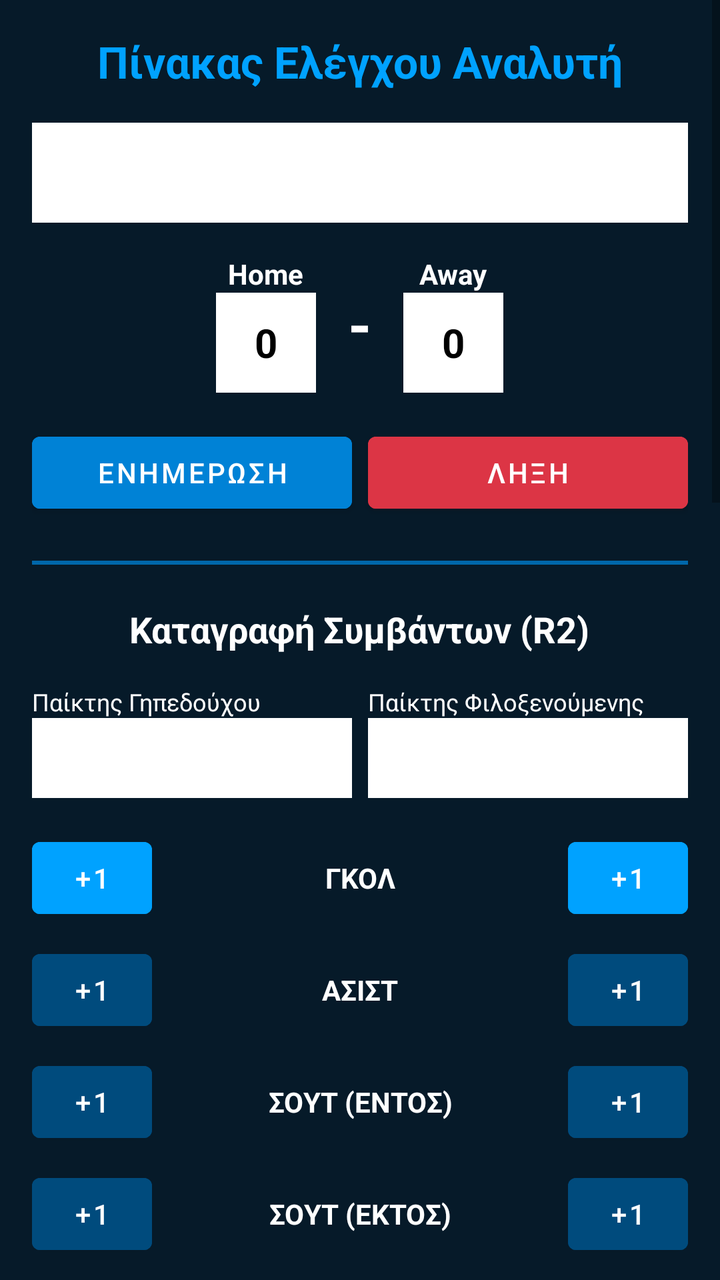
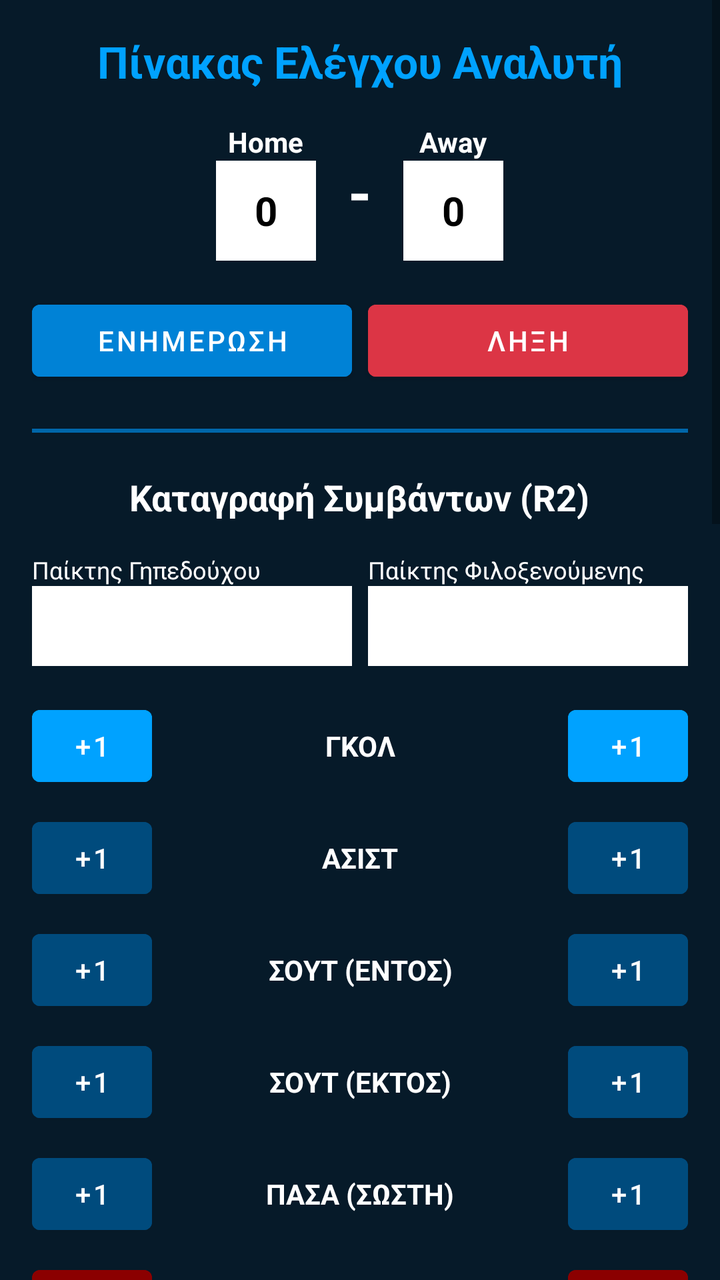

The first picture is an Android layout as it rendered before a commit; the second is the same layout after the commit. The layout source and the unified diff follow.
<!-- AndroidManifest.xml: application theme Theme.Tempproject -->
<!-- res/layout/activity_manage_match.xml -->
<?xml version="1.0" encoding="utf-8"?>
<ScrollView xmlns:android="http://schemas.android.com/apk/res/android"
    xmlns:app="http://schemas.android.com/apk/res-auto"
    android:layout_width="match_parent"
    android:layout_height="match_parent"
    android:background="@color/palette_blue_6"
    android:fillViewport="true">

    <LinearLayout
        android:layout_width="match_parent"
        android:layout_height="wrap_content"
        android:orientation="vertical"
        android:padding="16dp"
        android:gravity="center_horizontal">

        <TextView
            android:layout_width="wrap_content"
            android:layout_height="wrap_content"
            android:text="Πίνακας Ελέγχου Αναλυτή"
            android:textSize="22sp"
            android:textStyle="bold"
            android:textColor="@color/palette_blue_1"
            android:layout_marginBottom="16dp"/>

        <Spinner
            android:id="@+id/matchSpinner"
            android:layout_width="match_parent"
            android:layout_height="50dp"
            android:background="@color/white"
            android:layout_marginBottom="16dp"/>

        <LinearLayout
            android:layout_width="match_parent"
            android:layout_height="wrap_content"
            android:orientation="horizontal"
            android:gravity="center"
            android:layout_marginBottom="16dp">

            <LinearLayout
                android:layout_width="wrap_content"
                android:layout_height="wrap_content"
                android:orientation="vertical"
                android:gravity="center"
                android:layout_marginEnd="16dp">
                <TextView
                    android:id="@+id/homeTeamTxt"
                    android:layout_width="wrap_content"
                    android:layout_height="wrap_content"
                    android:text="Home"
                    android:textColor="@color/white"
                    android:textStyle="bold"/>
                <TextView
                    android:id="@+id/homeScoreInput"
                    android:layout_width="50dp"
                    android:layout_height="50dp"
                    android:text="0"
                    android:gravity="center"
                    android:textSize="20sp"
                    android:textColor="@color/black"
                    android:textStyle="bold"
                    android:background="@color/white"/>
            </LinearLayout>

            <TextView
                android:layout_width="wrap_content"
                android:layout_height="wrap_content"
                android:text="-"
                android:textColor="@color/white"
                android:textSize="30sp"
                android:textStyle="bold"/>

            <LinearLayout
                android:layout_width="wrap_content"
                android:layout_height="wrap_content"
                android:orientation="vertical"
                android:gravity="center"
                android:layout_marginStart="16dp">
                <TextView
                    android:id="@+id/awayTeamTxt"
                    android:layout_width="wrap_content"
                    android:layout_height="wrap_content"
                    android:text="Away"
                    android:textColor="@color/white"
                    android:textStyle="bold"/>
                <TextView
                    android:id="@+id/awayScoreInput"
                    android:layout_width="50dp"
                    android:layout_height="50dp"
                    android:text="0"
                    android:gravity="center"
                    android:textSize="20sp"
                    android:textColor="@color/black"
                    android:textStyle="bold"
                    android:background="@color/white"/>
            </LinearLayout>
        </LinearLayout>

        <LinearLayout
            android:layout_width="match_parent"
            android:layout_height="wrap_content"
            android:orientation="horizontal">
            <Button
                android:id="@+id/btnUpdateScore"
                android:layout_width="0dp"
                android:layout_height="wrap_content"
                android:layout_weight="1"
                android:layout_marginEnd="4dp"
                android:text="Ενημερωση"
                android:backgroundTint="@color/palette_blue_2"/>
            <Button
                android:id="@+id/btnFinishMatch"
                android:layout_width="0dp"
                android:layout_height="wrap_content"
                android:layout_weight="1"
                android:layout_marginStart="4dp"
                android:text="Ληξη"
                android:backgroundTint="#dc3545"/>
        </LinearLayout>

        <View android:layout_width="match_parent" android:layout_height="2dp" android:background="@color/palette_blue_3" android:layout_marginTop="20dp" android:layout_marginBottom="20dp"/>

        <TextView
            android:layout_width="wrap_content"
            android:layout_height="wrap_content"
            android:text="Καταγραφή Συμβάντων (R2)"
            android:textColor="@color/white"
            android:textSize="18sp"
            android:textStyle="bold"
            android:layout_marginBottom="16dp"/>

        <LinearLayout
            android:layout_width="match_parent"
            android:layout_height="wrap_content"
            android:orientation="horizontal"
            android:layout_marginBottom="16dp">

            <LinearLayout
                android:layout_width="0dp"
                android:layout_height="wrap_content"
                android:layout_weight="1"
                android:orientation="vertical"
                android:layout_marginEnd="4dp">
                <TextView android:layout_width="wrap_content" android:layout_height="wrap_content" android:text="Παίκτης Γηπεδούχου" android:textColor="@color/white" android:textSize="12sp"/>
                <Spinner android:id="@+id/spinnerHomePlayer" android:layout_width="match_parent" android:layout_height="40dp" android:background="@color/white"/>
            </LinearLayout>

            <LinearLayout
                android:layout_width="0dp"
                android:layout_height="wrap_content"
                android:layout_weight="1"
                android:orientation="vertical"
                android:layout_marginStart="4dp">
                <TextView android:layout_width="wrap_content" android:layout_height="wrap_content" android:text="Παίκτης Φιλοξενούμενης" android:textColor="@color/white" android:textSize="12sp"/>
                <Spinner android:id="@+id/spinnerAwayPlayer" android:layout_width="match_parent" android:layout_height="40dp" android:background="@color/white"/>
            </LinearLayout>
        </LinearLayout>

        <LinearLayout android:layout_width="match_parent" android:layout_height="wrap_content" android:orientation="horizontal" android:gravity="center" android:layout_marginBottom="8dp">
            <Button android:id="@+id/btnHomeGoal" android:layout_width="60dp" android:layout_height="wrap_content" android:text="+1" android:backgroundTint="@color/palette_blue_1"/>
            <TextView android:layout_width="0dp" android:layout_height="wrap_content" android:layout_weight="1" android:text="ΓΚΟΛ" android:textColor="@color/white" android:gravity="center" android:textStyle="bold"/>
            <Button android:id="@+id/btnAwayGoal" android:layout_width="60dp" android:layout_height="wrap_content" android:text="+1" android:backgroundTint="@color/palette_blue_1"/>
        </LinearLayout>

        <LinearLayout android:layout_width="match_parent" android:layout_height="wrap_content" android:orientation="horizontal" android:gravity="center" android:layout_marginBottom="8dp">
            <Button android:id="@+id/btnHomeAssist" android:layout_width="60dp" android:layout_height="wrap_content" android:text="+1" android:backgroundTint="@color/palette_blue_4"/>
            <TextView android:layout_width="0dp" android:layout_height="wrap_content" android:layout_weight="1" android:text="ΑΣΙΣΤ" android:textColor="@color/white" android:gravity="center" android:textStyle="bold"/>
            <Button android:id="@+id/btnAwayAssist" android:layout_width="60dp" android:layout_height="wrap_content" android:text="+1" android:backgroundTint="@color/palette_blue_4"/>
        </LinearLayout>

        <LinearLayout android:layout_width="match_parent" android:layout_height="wrap_content" android:orientation="horizontal" android:gravity="center" android:layout_marginBottom="8dp">
            <Button android:id="@+id/btnHomeShotOn" android:layout_width="60dp" android:layout_height="wrap_content" android:text="+1" android:backgroundTint="@color/palette_blue_4"/>
            <TextView android:layout_width="0dp" android:layout_height="wrap_content" android:layout_weight="1" android:text="ΣΟΥΤ (ΕΝΤΟΣ)" android:textColor="@color/white" android:gravity="center" android:textStyle="bold"/>
            <Button android:id="@+id/btnAwayShotOn" android:layout_width="60dp" android:layout_height="wrap_content" android:text="+1" android:backgroundTint="@color/palette_blue_4"/>
        </LinearLayout>

        <LinearLayout android:layout_width="match_parent" android:layout_height="wrap_content" android:orientation="horizontal" android:gravity="center" android:layout_marginBottom="8dp">
            <Button android:id="@+id/btnHomeShotOff" android:layout_width="60dp" android:layout_height="wrap_content" android:text="+1" android:backgroundTint="@color/palette_blue_4"/>
            <TextView android:layout_width="0dp" android:layout_height="wrap_content" android:layout_weight="1" android:text="ΣΟΥΤ (ΕΚΤΟΣ)" android:textColor="@color/white" android:gravity="center" android:textStyle="bold"/>
            <Button android:id="@+id/btnAwayShotOff" android:layout_width="60dp" android:layout_height="wrap_content" android:text="+1" android:backgroundTint="@color/palette_blue_4"/>
        </LinearLayout>

        <LinearLayout android:layout_width="match_parent" android:layout_height="wrap_content" android:orientation="horizontal" android:gravity="center" android:layout_marginBottom="8dp">
            <Button android:id="@+id/btnHomePassSucc" android:layout_width="60dp" android:layout_height="wrap_content" android:text="+1" android:backgroundTint="@color/palette_blue_4"/>
            <TextView android:layout_width="0dp" android:layout_height="wrap_content" android:layout_weight="1" android:text="ΠΑΣΑ (ΣΩΣΤΗ)" android:textColor="@color/white" android:gravity="center" android:textStyle="bold"/>
            <Button android:id="@+id/btnAwayPassSucc" android:layout_width="60dp" android:layout_height="wrap_content" android:text="+1" android:backgroundTint="@color/palette_blue_4"/>
        </LinearLayout>

        <LinearLayout android:layout_width="match_parent" android:layout_height="wrap_content" android:orientation="horizontal" android:gravity="center" android:layout_marginBottom="8dp">
            <Button android:id="@+id/btnHomePassFail" android:layout_width="60dp" android:layout_height="wrap_content" android:text="+1" android:backgroundTint="#8B0000"/>
            <TextView android:layout_width="0dp" android:layout_height="wrap_content" android:layout_weight="1" android:text="ΚΑΚΗ ΠΑΣΑ" android:textColor="@color/white" android:gravity="center" android:textStyle="bold"/>
            <Button android:id="@+id/btnAwayPassFail" android:layout_width="60dp" android:layout_height="wrap_content" android:text="+1" android:backgroundTint="#8B0000"/>
        </LinearLayout>

        <LinearLayout android:layout_width="match_parent" android:layout_height="wrap_content" android:orientation="horizontal" android:gravity="center" android:layout_marginBottom="8dp">
            <Button android:id="@+id/btnHomeError" android:layout_width="60dp" android:layout_height="wrap_content" android:text="+1" android:backgroundTint="#8B0000"/>
            <TextView android:layout_width="0dp" android:layout_height="wrap_content" android:layout_weight="1" android:text="ΛΑΘΟΣ" android:textColor="@color/white" android:gravity="center" android:textStyle="bold"/>
            <Button android:id="@+id/btnAwayError" android:layout_width="60dp" android:layout_height="wrap_content" android:text="+1" android:backgroundTint="#8B0000"/>
        </LinearLayout>

        <LinearLayout android:layout_width="match_parent" android:layout_height="wrap_content" android:orientation="horizontal" android:gravity="center" android:layout_marginBottom="8dp">
            <Button android:id="@+id/btnHomeTackleSucc" android:layout_width="60dp" android:layout_height="wrap_content" android:text="+1" android:backgroundTint="@color/palette_blue_4"/>
            <TextView android:layout_width="0dp" android:layout_height="wrap_content" android:layout_weight="1" android:text="ΤΑΚΛΙΝ (ΕΠΙΤΥΧΕΣ)" android:textColor="@color/white" android:gravity="center" android:textStyle="bold"/>
            <Button android:id="@+id/btnAwayTackleSucc" android:layout_width="60dp" android:layout_height="wrap_content" android:text="+1" android:backgroundTint="@color/palette_blue_4"/>
        </LinearLayout>

        <LinearLayout android:layout_width="match_parent" android:layout_height="wrap_content" android:orientation="horizontal" android:gravity="center" android:layout_marginBottom="8dp">
            <Button android:id="@+id/btnHomeTackleFail" android:layout_width="60dp" android:layout_height="wrap_content" android:text="+1" android:backgroundTint="#8B0000"/>
            <TextView android:layout_width="0dp" android:layout_height="wrap_content" android:layout_weight="1" android:text="ΤΑΚΛΙΝ (ΧΑΜΕΝΟ)" android:textColor="@color/white" android:gravity="center" android:textStyle="bold"/>
            <Button android:id="@+id/btnAwayTackleFail" android:layout_width="60dp" android:layout_height="wrap_content" android:text="+1" android:backgroundTint="#8B0000"/>
        </LinearLayout>

        <LinearLayout android:layout_width="match_parent" android:layout_height="wrap_content" android:orientation="horizontal" android:gravity="center" android:layout_marginBottom="8dp">
            <Button android:id="@+id/btnHomeCross" android:layout_width="60dp" android:layout_height="wrap_content" android:text="+1" android:backgroundTint="@color/palette_blue_4"/>
            <TextView android:layout_width="0dp" android:layout_height="wrap_content" android:layout_weight="1" android:text="ΣΕΝΤΡΑ (ΕΠΙΤΥΧΗΣ)" android:textColor="@color/white" android:gravity="center" android:textStyle="bold"/>
            <Button android:id="@+id/btnAwayCross" android:layout_width="60dp" android:layout_height="wrap_content" android:text="+1" android:backgroundTint="@color/palette_blue_4"/>
        </LinearLayout>

        <LinearLayout android:layout_width="match_parent" android:layout_height="wrap_content" android:orientation="horizontal" android:gravity="center" android:layout_marginBottom="8dp">
            <Button android:id="@+id/btnHomeCrossFail" android:layout_width="60dp" android:layout_height="wrap_content" android:text="+1" android:backgroundTint="#8B0000"/>
            <TextView android:layout_width="0dp" android:layout_height="wrap_content" android:layout_weight="1" android:text="ΣΕΝΤΡΑ (ΧΑΜΕΝΗ)" android:textColor="@color/white" android:gravity="center" android:textStyle="bold"/>
            <Button android:id="@+id/btnAwayCrossFail" android:layout_width="60dp" android:layout_height="wrap_content" android:text="+1" android:backgroundTint="#8B0000"/>
        </LinearLayout>

        <LinearLayout android:layout_width="match_parent" android:layout_height="wrap_content" android:orientation="horizontal" android:gravity="center" android:layout_marginBottom="8dp">
            <Button android:id="@+id/btnHomeFoulWon" android:layout_width="60dp" android:layout_height="wrap_content" android:text="+1" android:backgroundTint="@color/palette_blue_4"/>
            <TextView android:layout_width="0dp" android:layout_height="wrap_content" android:layout_weight="1" android:text="ΦΑΟΥΛ ΥΠΕΡ" android:textColor="@color/white" android:gravity="center" android:textStyle="bold"/>
            <Button android:id="@+id/btnAwayFoulWon" android:layout_width="60dp" android:layout_height="wrap_content" android:text="+1" android:backgroundTint="@color/palette_blue_4"/>
        </LinearLayout>

        <LinearLayout android:layout_width="match_parent" android:layout_height="wrap_content" android:orientation="horizontal" android:gravity="center" android:layout_marginBottom="8dp">
            <Button android:id="@+id/btnHomeFoul" android:layout_width="60dp" android:layout_height="wrap_content" android:text="+1" android:backgroundTint="@color/palette_blue_4"/>
            <TextView android:layout_width="0dp" android:layout_height="wrap_content" android:layout_weight="1" android:text="ΦΑΟΥΛ ΚΑΤΑ" android:textColor="@color/white" android:gravity="center" android:textStyle="bold"/>
            <Button android:id="@+id/btnAwayFoul" android:layout_width="60dp" android:layout_height="wrap_content" android:text="+1" android:backgroundTint="@color/palette_blue_4"/>
        </LinearLayout>

        <LinearLayout android:layout_width="match_parent" android:layout_height="wrap_content" android:orientation="horizontal" android:gravity="center" android:layout_marginBottom="8dp">
            <Button android:id="@+id/btnHomeCorner" android:layout_width="60dp" android:layout_height="wrap_content" android:text="+1" android:backgroundTint="@color/palette_blue_4"/>
            <TextView android:layout_width="0dp" android:layout_height="wrap_content" android:layout_weight="1" android:text="ΚΟΡΝΕΡ" android:textColor="@color/white" android:gravity="center" android:textStyle="bold"/>
            <Button android:id="@+id/btnAwayCorner" android:layout_width="60dp" android:layout_height="wrap_content" android:text="+1" android:backgroundTint="@color/palette_blue_4"/>
        </LinearLayout>

        <LinearLayout android:layout_width="match_parent" android:layout_height="wrap_content" android:orientation="horizontal" android:gravity="center" android:layout_marginBottom="8dp">
            <Button android:id="@+id/btnHomeYellow" android:layout_width="60dp" android:layout_height="wrap_content" android:text="+1" android:backgroundTint="#FBC02D" android:textColor="@color/black"/>
            <TextView android:layout_width="0dp" android:layout_height="wrap_content" android:layout_weight="1" android:text="ΚΙΤΡΙΝΕΣ" android:textColor="@color/white" android:gravity="center" android:textStyle="bold"/>
            <Button android:id="@+id/btnAwayYellow" android:layout_width="60dp" android:layout_height="wrap_content" android:text="+1" android:backgroundTint="#FBC02D" android:textColor="@color/black"/>
        </LinearLayout>

        <LinearLayout android:layout_width="match_parent" android:layout_height="wrap_content" android:orientation="horizontal" android:gravity="center" android:layout_marginBottom="8dp">
            <Button android:id="@+id/btnHomeRed" android:layout_width="60dp" android:layout_height="wrap_content" android:text="+1" android:backgroundTint="#D32F2F" android:textColor="@color/white"/>
            <TextView android:layout_width="0dp" android:layout_height="wrap_content" android:layout_weight="1" android:text="ΚΟΚΚΙΝΕΣ" android:textColor="@color/white" android:gravity="center" android:textStyle="bold"/>
            <Button android:id="@+id/btnAwayRed" android:layout_width="60dp" android:layout_height="wrap_content" android:text="+1" android:backgroundTint="#D32F2F" android:textColor="@color/white"/>
        </LinearLayout>

        <View android:layout_width="match_parent" android:layout_height="2dp" android:background="@color/palette_blue_3" android:layout_marginTop="16dp" android:layout_marginBottom="20dp"/>

        <TextView
            android:layout_width="wrap_content"
            android:layout_height="wrap_content"
            android:text="Αλλαγές Παικτών (R1)"
            android:textColor="@color/white"
            android:textSize="18sp"
            android:textStyle="bold"
            android:layout_marginBottom="16dp"/>

        <LinearLayout
            android:layout_width="match_parent"
            android:layout_height="wrap_content"
            android:orientation="vertical"
            android:background="@color/palette_blue_5"
            android:padding="12dp">

            <TextView android:layout_width="match_parent" android:layout_height="wrap_content" android:text="Παίκτης ΕΚΤΟΣ (Βασικός):" android:textColor="@color/white"/>
            <Spinner android:id="@+id/spinnerPlayerOut" android:layout_width="match_parent" android:layout_height="40dp" android:background="@color/white" android:layout_marginBottom="10dp" android:layout_marginTop="4dp"/>

            <TextView android:layout_width="match_parent" android:layout_height="wrap_content" android:text="Παίκτης ΕΝΤΟΣ (Αναπληρωματικός):" android:textColor="@color/white"/>
            <Spinner android:id="@+id/spinnerPlayerIn" android:layout_width="match_parent" android:layout_height="40dp" android:background="@color/white" android:layout_marginBottom="16dp" android:layout_marginTop="4dp"/>

            <Button
                android:id="@+id/btnSubstitute"
                android:layout_width="match_parent"
                android:layout_height="wrap_content"
                android:text="Καταχωρηση Αλλαγης"
                android:backgroundTint="@color/palette_blue_2"/>
        </LinearLayout>

    </LinearLayout>
</ScrollView>
<!-- resources referenced by this layout -->
<resources>
  <color name="black">#FF000000</color>
  <color name="palette_blue_1">#FF00A2FF</color>
  <color name="palette_blue_2">#FF0082D6</color>
  <color name="palette_blue_3">#FF0067AA</color>
  <color name="palette_blue_4">#FF004B7D</color>
  <color name="palette_blue_5">#FF003058</color>
  <color name="palette_blue_6">#FF061A29</color>
  <color name="white">#FFFFFFFF</color>
  <style name="Theme.Tempproject" parent="Theme.MaterialComponents.DayNight.DarkActionBar">
          
          <item name="colorPrimary">@color/purple_500</item>
          <item name="colorPrimaryVariant">@color/purple_700</item>
          <item name="colorOnPrimary">@color/white</item>
          
          <item name="colorSecondary">@color/teal_200</item>
          <item name="colorSecondaryVariant">@color/teal_700</item>
          <item name="colorOnSecondary">@color/black</item>
  
          <item name="android:statusBarColor">?attr/colorPrimaryVariant</item>
  
      </style>
  <color name="purple_500">#FF6200EE</color>
  <color name="purple_700">#FF3700B3</color>
  <color name="teal_200">#FF03DAC5</color>
  <color name="teal_700">#FF018786</color>
</resources>

<!-- the commit's change to res/layout/activity_manage_match.xml (unified diff, before → after) -->
@@ -22,19 +22,20 @@
             android:textColor="@color/palette_blue_1"
             android:layout_marginBottom="16dp"/>
 
-        <Spinner
-            android:id="@+id/matchSpinner"
-            android:layout_width="match_parent"
-            android:layout_height="50dp"
-            android:background="@color/white"
-            android:layout_marginBottom="16dp"/>
-
+        
         <LinearLayout
             android:layout_width="match_parent"
             android:layout_height="wrap_content"
             android:orientation="horizontal"
             android:gravity="center"
             android:layout_marginBottom="16dp">
+
+            <ImageView
+                android:id="@+id/imgHomeLogo"
+                android:layout_width="60dp"
+                android:layout_height="60dp"
+                android:adjustViewBounds="true"
+                android:layout_marginEnd="8dp"/>
 
             <LinearLayout
                 android:layout_width="wrap_content"
@@ -93,6 +94,13 @@
                     android:textStyle="bold"
                     android:background="@color/white"/>
             </LinearLayout>
+
+            <ImageView
+                android:id="@+id/imgAwayLogo"
+                android:layout_width="60dp"
+                android:layout_height="60dp"
+                android:adjustViewBounds="true"
+                android:layout_marginStart="8dp"/>
         </LinearLayout>
 
         <LinearLayout
